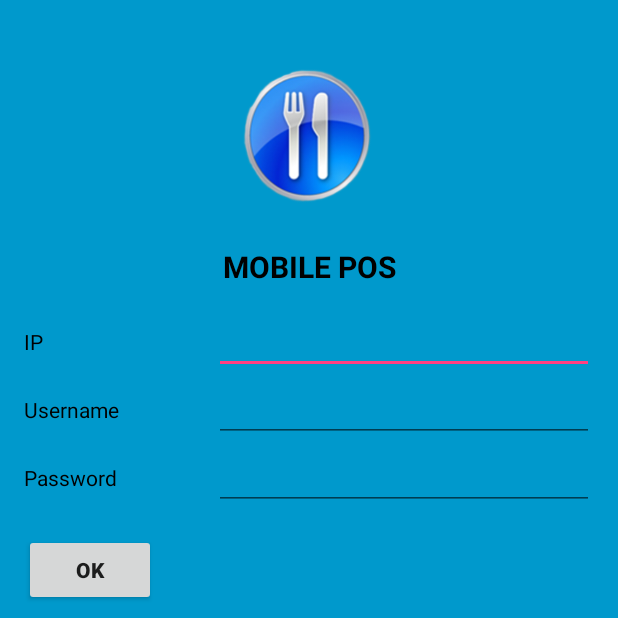
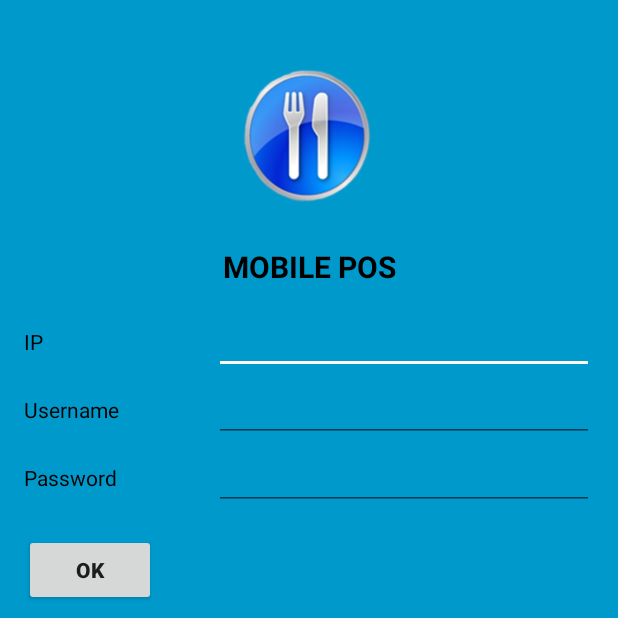
Before and after one commit to davidzzz/POS, an Android app: the SettingActivity screen opened directly, with no data from a screen before it, on a phone screen of 412 x 824 dp, the top half of it. Run offline under Robolectric (Android 15) with nearby library versions, the phone set to English and light mode, and no system bars; pictures from the network do not load.

```diff
--- a/app/src/main/res/layout/activity_login_admin.xml
+++ b/app/src/main/res/layout/activity_login_admin.xml
@@ -109,17 +109,19 @@
         android:gravity="bottom"
         android:paddingTop="5dp"
         android:paddingBottom="5dp"
-        android:background="#3036FF">
+        android:background="#ff9934">
         <TextView
             android:layout_width="wrap_content"
             android:layout_height="wrap_content"
             android:paddingLeft="10dp"
+            android:textColor="@color/colorAccent"
             android:text="www.tssoft.co.id"/>
         <TextView
             android:layout_width="match_parent"
             android:layout_height="wrap_content"
             android:gravity="end"
             android:paddingRight="10dp"
+            android:textColor="@color/colorAccent"
             android:text="08-1163-1168"/>
     </LinearLayout>
 </LinearLayout>
--- a/app/src/main/res/layout/activity_setting.xml
+++ b/app/src/main/res/layout/activity_setting.xml
@@ -134,14 +134,14 @@
             android:layout_width="wrap_content"
             android:layout_height="wrap_content"
             android:paddingLeft="10dp"
-            android:textColor="@color/colorWhite"
+            android:textColor="@color/colorAccent"
             android:text="www.tssoft.co.id"/>
         <TextView
             android:layout_width="match_parent"
             android:layout_height="wrap_content"
             android:gravity="end"
             android:paddingRight="10dp"
-            android:textColor="@color/colorWhite"
+            android:textColor="@color/colorAccent"
             android:text="08-1163-1168"/>
     </LinearLayout>
 </LinearLayout>
--- a/app/src/main/res/layout/list_menu.xml
+++ b/app/src/main/res/layout/list_menu.xml
@@ -52,7 +52,7 @@
                 android:layout_height="25dp"
                 android:id="@+id/order"
                 android:text="Order"
-                android:textColor="@color/colorWhite"
+                android:textColor="@color/colorAccent"
                 android:background="@drawable/button_order"
                 android:focusable="false"/>
         </LinearLayout>
--- a/app/src/main/res/layout/list_order.xml
+++ b/app/src/main/res/layout/list_order.xml
@@ -30,7 +30,7 @@
         android:layout_height="wrap_content"
         android:layout_weight="1"
         android:id="@+id/delete"
-        android:background="@drawable/bg_red"
+        android:background="@drawable/button_red"
         android:text="DELETE"
         android:visibility="gone"/>
 
--- a/app/src/main/res/layout/login.xml
+++ b/app/src/main/res/layout/login.xml
@@ -200,7 +200,7 @@
                     android:background="@drawable/button_blue"
                     android:gravity="center"
                     android:text="DELETE"
-                    android:textColor="@color/colorWhite"
+                    android:textColor="@color/colorAccent"
                     android:textSize="13sp" />
             </LinearLayout>
 
@@ -218,7 +218,7 @@
             android:layout_height="wrap_content"
             android:paddingLeft="10dp"
             android:text="www.tssoft.co.id"
-            android:textColor="@color/colorWhite"
+            android:textColor="@color/colorAccent"
             />
         <TextView
             android:layout_width="match_parent"
@@ -226,7 +226,7 @@
             android:gravity="end"
             android:paddingRight="10dp"
             android:text="08-1163-1168"
-            android:textColor="@color/colorWhite"
+            android:textColor="@color/colorAccent"
             />
     </LinearLayout>
 </LinearLayout>
--- a/app/src/main/res/values/colors.xml
+++ b/app/src/main/res/values/colors.xml
@@ -2,6 +2,6 @@
 <resources>
     <color name="colorPrimary">#ff9934</color>
     <color name="colorPrimaryDark">#fa9c3f</color>
-    <color name="colorAccent">#FF4081</color>
-    <color name="colorWhite">#fcfcfc</color>
+    <color name="colorAccent">#fcfbfb</color>
+
 </resources>
--- a/app/src/main/res/values/styles.xml
+++ b/app/src/main/res/values/styles.xml
@@ -8,7 +8,6 @@
         <item name="colorPrimary">@color/colorPrimary</item>
         <item name="colorPrimaryDark">@color/colorPrimaryDark</item>
         <item name="colorAccent">@color/colorAccent</item>
-        <item name="colorWhite">@color/colorWhite</item>
     </style>
 
     <style name="AppTheme.AppBarOverlay" parent="ThemeOverlay.AppCompat.Dark.ActionBar" />
```
Also changed, not shown: app/src/main/res/layout/activity_main.xml (+4 -4 lines), app/src/main/res/layout/activity_meja.xml (+4 -4 lines), app/src/main/res/layout/activity_order.xml (+5 -5 lines).
